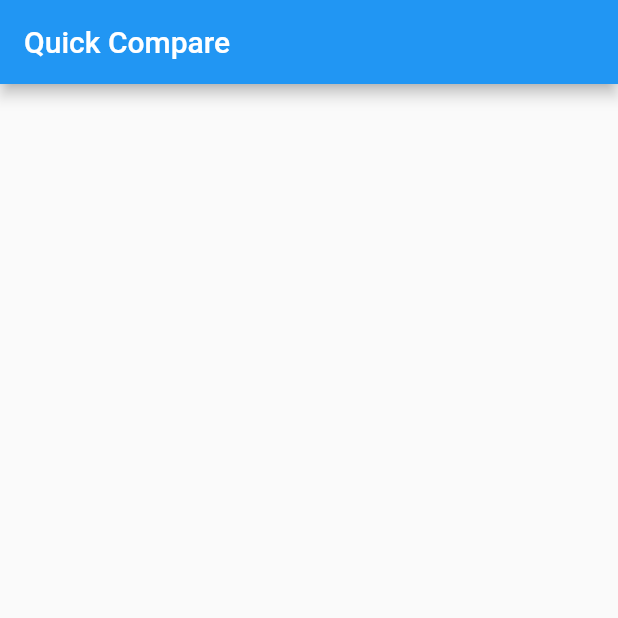
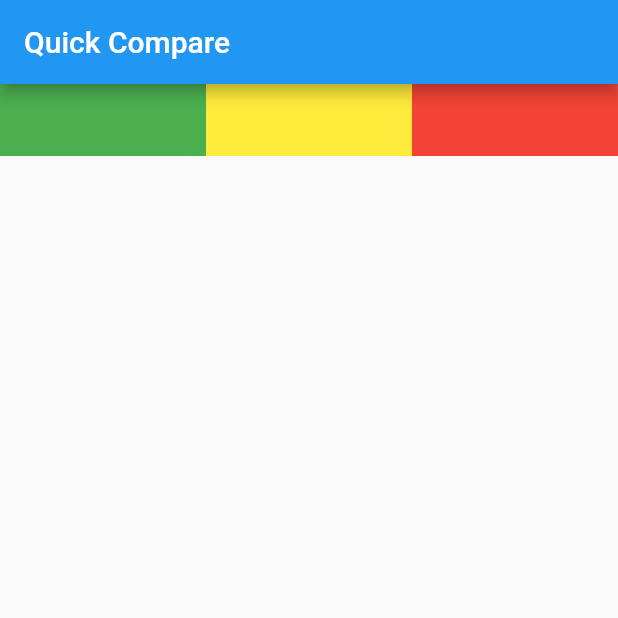
Before and after one commit to Nino678190/Quick-Compare, a Flutter app: the screen it shows after launch, on a phone screen of 412 x 824 dp, the top half of it. Run offline on Flutter 3.47's test engine with Material 2 defaults, Android fonts, the phone set to English and light mode, and no system bars.

Commit message:
den grahp

```diff
--- a/quick_compare/lib/main.dart
+++ b/quick_compare/lib/main.dart
@@ -32,15 +32,15 @@ class _QuickCompareState extends State<QuickCompare> {
       body: Column(
         children: [
           Expanded(
-            child: GridView.builder(
-              gridDelegate: SliverGridDelegateWithFixedCrossAxisCount(crossAxisCount: 1),
+            child: ListView.builder(
               itemCount: 3,
               itemBuilder: (context, index) {
                 return Row(
+                  mainAxisAlignment: MainAxisAlignment.spaceEvenly,
                   children: [
-                    Container(color: Colors.green,),
-                    Container(color: Colors.yellow,),
-                    Container(color: Colors.red,),
+                    Container(color: Colors.green,child: Text(""),width: MediaQuery.of(context).size.width/3,),
+                    Container(color: Colors.yellow,child: Text(""),width: MediaQuery.of(context).size.width/3,),
+                    Container(color: Colors.red,child: Text(""),width:MediaQuery.of(context).size.width/3,)
                   ],
                 );
               },
```
